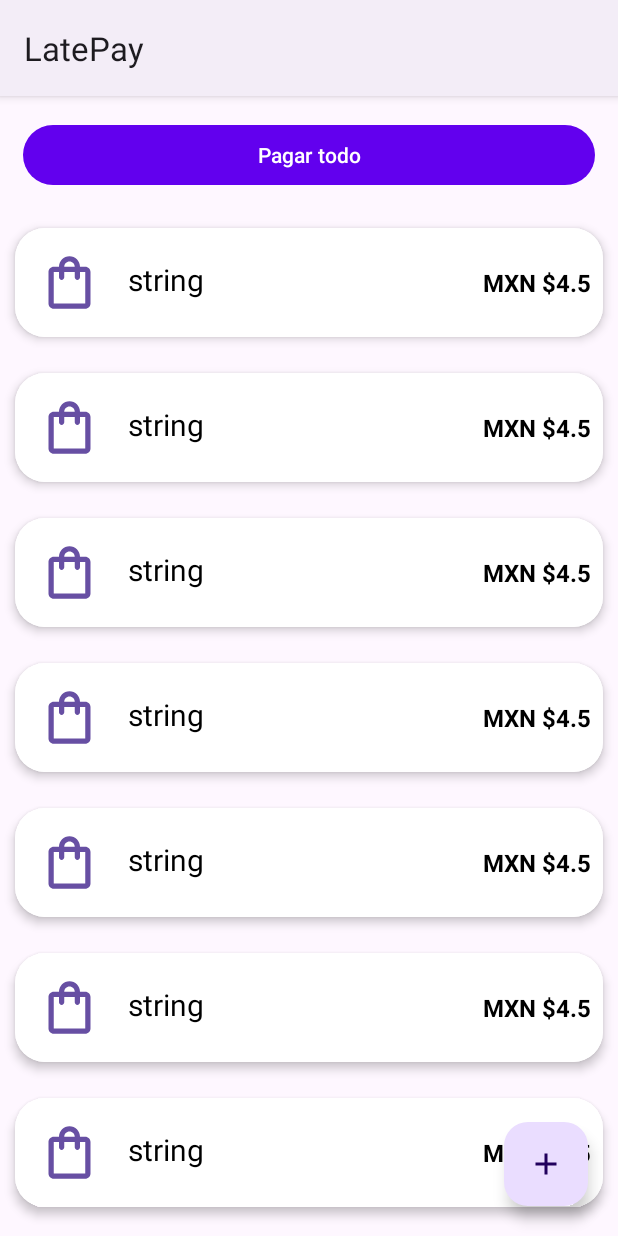
After one commit to rubensg2499/LatePay, an Android app: the deudas screen opened directly, with no data from a screen before it, on a phone screen of 412 x 824 dp. The commit adds this screen. Run offline under Robolectric (Android 15) with nearby library versions, the phone set to English and light mode, and no system bars; 1 statement that could not run was skipped.

Commit message:
v1.3.2 Se agregó la funcionalidad de listar productos.

```diff
--- a/app/src/main/AndroidManifest.xml
+++ b/app/src/main/AndroidManifest.xml
@@ -9,6 +9,9 @@
         android:roundIcon="@mipmap/ic_launcher_round"
         android:supportsRtl="true"
         android:theme="@style/Theme.LatePay">
+        <activity
+            android:name=".deudas"
+            android:exported="false" />
         <activity
             android:name=".actualizar_cliente"
             android:exported="false" />
--- /dev/null
+++ b/app/src/main/java/com/example/latepay/ListAdapterDebt.java
@@ -0,0 +1,67 @@
+package com.example.latepay;
+
+import android.content.Context;
+import android.graphics.Color;
+import android.graphics.PorterDuff;
+import android.view.LayoutInflater;
+import android.view.View;
+import android.view.ViewGroup;
+import android.widget.ImageView;
+import android.widget.TextView;
+
+import androidx.annotation.NonNull;
+import androidx.recyclerview.widget.RecyclerView;
+
+import java.util.List;
+
+public class ListAdapterDebt extends RecyclerView.Adapter<ListAdapterDebt.ViewHolder>{
+    private List<ListElementDebt> mdata;
+    private LayoutInflater mInflater;
+    private Context context;
+    final ListAdapterDebt.onItemClickListener listener;
+
+    public interface onItemClickListener{
+        void onItemClick(ListElementDebt item);
+    }
+
+    public ListAdapterDebt(List<ListElementDebt> itemList, Context context, ListAdapterDebt.onItemClickListener listener){
+        this.mInflater = LayoutInflater.from(context);
+        this.context = context;
+        this.mdata = itemList;
+        this.listener = listener;
+    }
+
+
+    @Override
+    public ListAdapterDebt.ViewHolder onCreateViewHolder(ViewGroup parent, int viewType) {
+        View view = mInflater.inflate(R.layout.list_element_debt, null);
+        return new ListAdapterDebt.ViewHolder(view);
+    }
+
+    @Override
+    public void onBindViewHolder(ListAdapterDebt.ViewHolder holder, int position) {
+        holder.bindData(mdata.get(position));
+    }
+    public void setItems(List<ListElementDebt> items){ mdata=items;}
+
+    @Override
+    public int getItemCount() { return mdata.size(); }
+
+    public class ViewHolder extends RecyclerView.ViewHolder{
+        ImageView iconImage;
+        TextView producto, precio;
+        ViewHolder(View itemView){
+            super(itemView);
+            iconImage = itemView.findViewById(R.id.iconImageViewDebt);
+            producto = itemView.findViewById(R.id.nombre_producto);
+            precio = itemView.findViewById(R.id.importe_producto);
+        }
+
+        void bindData(final ListElementDebt item){
+            iconImage.setColorFilter(Color.parseColor(item.getColor()), PorterDuff.Mode.SRC_IN);
+            producto.setText(item.getProduct());
+            precio.setText(String.valueOf(item.getPrice()));
+            itemView.setOnClickListener(view -> listener.onItemClick(item));
+        }
+    }
+}
--- a/app/src/main/java/com/example/latepay/ListElement.java
+++ b/app/src/main/java/com/example/latepay/ListElementCustomer.java
@@ -2,7 +2,7 @@ package com.example.latepay;
 
 import java.io.Serializable;
 
-public class ListElement implements Serializable {
+public class ListElementCustomer implements Serializable {
     public long customer_id;
     public String first_name;
     public String last_name;
@@ -13,7 +13,7 @@ public class ListElement implements Serializable {
     public String total_debt;
     public String color;
 
-    public ListElement(long customer_id, String first_name, String last_name, String phone, String email, String address, String created_date, String total_debt, String color) {
+    public ListElementCustomer(long customer_id, String first_name, String last_name, String phone, String email, String address, String created_date, String total_debt, String color) {
         this.customer_id = customer_id;
         this.first_name = first_name;
         this.last_name = last_name;
--- /dev/null
+++ b/app/src/main/java/com/example/latepay/ListElementDebt.java
@@ -0,0 +1,90 @@
+package com.example.latepay;
+
+public class ListElementDebt {
+    public long debt_id;
+    public String product;
+    public String price;
+    public String paid;
+    public String buy_date;
+    public String pay_date;
+    public long customer_id;
+    public String color;
+
+    public ListElementDebt(long debt_id, String product, String price, String paid, String buy_date, String pay_date, long customer_id, String color) {
+        this.debt_id = debt_id;
+        this.product = product;
+        this.price = price;
+        this.paid = paid;
+        this.buy_date = buy_date;
+        this.pay_date = pay_date;
+        this.customer_id = customer_id;
+        this.color = color;
+    }
+    public ListElementDebt(){
+
+    }
+
+    public long getDebt_id() {
+        return debt_id;
+    }
+
+    public void setDebt_id(long debt_id) {
+        this.debt_id = debt_id;
+    }
+
+    public String getProduct() {
+        return product;
+    }
+
+    public void setProduct(String product) {
+        this.product = product;
+    }
+
+    public String getPrice() {
+        return price;
+    }
+
+    public void setPrice(String price) {
+        this.price = price;
+    }
+
+    public String isPaid() {
+        return paid;
+    }
+
+    public void setPaid(String paid) {
+        this.paid = paid;
+    }
+
+    public String getBuy_date() {
+        return buy_date;
+    }
+
+    public void setBuy_date(String buy_date) {
+        this.buy_date = buy_date;
+    }
+
+    public String getPay_date() {
+        return pay_date;
+    }
+
+    public void setPay_date(String pay_date) {
+        this.pay_date = pay_date;
+    }
+
+    public long getCustomer_id() {
+        return customer_id;
+    }
+
+    public void setCustomer_id(long customer_id) {
+        this.customer_id = customer_id;
+    }
+
+    public String getColor() {
+        return color;
+    }
+
+    public void setColor(String color) {
+        this.color = color;
+    }
+}
--- /dev/null
+++ b/app/src/main/java/com/example/latepay/deudas.java
@@ -0,0 +1,48 @@
+package com.example.latepay;
+
+import androidx.appcompat.app.AlertDialog;
+import androidx.appcompat.app.AppCompatActivity;
+import androidx.recyclerview.widget.LinearLayoutManager;
+import androidx.recyclerview.widget.RecyclerView;
+
+import android.os.Bundle;
+import android.view.View;
+
+import java.util.ArrayList;
+import java.util.List;
+
+public class deudas extends AppCompatActivity {
+    List<ListElementDebt> elements;
+    @Override
+    protected void onCreate(Bundle savedInstanceState) {
+        super.onCreate(savedInstanceState);
+        setContentView(R.layout.activity_deudas);
+        ListElementCustomer element = (ListElementCustomer) getIntent().getSerializableExtra("ListElementCustomer");
+        this.setTitle(element.getFirst_name()+" "+element.getLast_name());
+        elements = new ArrayList<>();
+        for (int i = 0; i < 15; i++) {
+            elements.add(new ListElementDebt(
+                    1,"string","MXN $4.5","false","buy","pay",1,"#674FA3"
+            ));
+        }
+
+        ListAdapterDebt listAdapterDebt = new ListAdapterDebt(elements, this, item -> {
+            messageOptionDialog(item);
+        });
+        RecyclerView recyclerView = findViewById(R.id.list_deudas);
+        recyclerView.setHasFixedSize(true);
+        recyclerView.setLayoutManager(new LinearLayoutManager(this));
+        recyclerView.setAdapter(listAdapterDebt);
+    }
+
+    public void messageOptionDialog(ListElementDebt item){
+        AlertDialog.Builder builder = new AlertDialog.Builder(this);
+        builder.setMessage(R.string.confirmacion_hacer)
+                .setTitle(R.string.informacion);
+        builder.setPositiveButton(R.string.pagar_producto, (dialogInterface, i) -> dialogInterface.dismiss());
+        builder.setNegativeButton(R.string.editar_producto, (dialogInterface, i) -> dialogInterface.dismiss());
+        builder.setNeutralButton(R.string.cancelar, (dialogInterface, i) -> dialogInterface.dismiss());
+        AlertDialog dialog = builder.create();
+        dialog.show();
+    }
+}
--- /dev/null
+++ b/app/src/main/res/drawable/ic_add_white_24dp.xml
@@ -0,0 +1,9 @@
+<vector xmlns:android="http://schemas.android.com/apk/res/android"
+    android:width="24dp"
+    android:height="24dp"
+    android:viewportWidth="24"
+    android:viewportHeight="24">
+  <path
+      android:pathData="M19,13h-6v6h-2v-6H5v-2h6V5h2v6h6v2z"
+      android:fillColor="#FFFFFF"/>
+</vector>
--- /dev/null
+++ b/app/src/main/res/drawable/ic_shopping_bag_white_24dp.xml
@@ -0,0 +1,9 @@
+<vector xmlns:android="http://schemas.android.com/apk/res/android"
+    android:width="24dp"
+    android:height="24dp"
+    android:viewportWidth="24"
+    android:viewportHeight="24">
+  <path
+      android:pathData="M18,6h-2c0,-2.21 -1.79,-4 -4,-4S8,3.79 8,6H6C4.9,6 4,6.9 4,8v12c0,1.1 0.9,2 2,2h12c1.1,0 2,-0.9 2,-2V8C20,6.9 19.1,6 18,6zM12,4c1.1,0 2,0.9 2,2h-4C10,4.9 10.9,4 12,4zM18,20H6V8h2v2c0,0.55 0.45,1 1,1s1,-0.45 1,-1V8h4v2c0,0.55 0.45,1 1,1s1,-0.45 1,-1V8h2V20z"
+      android:fillColor="#FFFFFF"/>
+</vector>
--- /dev/null
+++ b/app/src/main/res/layout/activity_deudas.xml
@@ -0,0 +1,48 @@
+<?xml version="1.0" encoding="utf-8"?>
+<androidx.constraintlayout.widget.ConstraintLayout xmlns:android="http://schemas.android.com/apk/res/android"
+    xmlns:app="http://schemas.android.com/apk/res-auto"
+    xmlns:tools="http://schemas.android.com/tools"
+    android:layout_width="match_parent"
+    android:layout_height="match_parent"
+    tools:context=".deudas">
+
+    <Button
+        android:id="@+id/buttonDeuda"
+        android:layout_width="match_parent"
+        android:layout_height="wrap_content"
+        android:text="@string/pagar_todo"
+        android:layout_margin="15dp"
+        app:layout_constraintEnd_toEndOf="parent"
+        app:layout_constraintStart_toStartOf="parent"
+        app:layout_constraintTop_toTopOf="parent" />
+
+    <androidx.recyclerview.widget.RecyclerView
+        android:id="@+id/list_deudas"
+        android:layout_width="match_parent"
+        android:layout_height="match_parent"
+        android:layout_marginTop="76dp"
+        app:layout_constraintEnd_toEndOf="parent"
+        app:layout_constraintHorizontal_bias="0.0"
+        app:layout_constraintStart_toStartOf="parent"
+        app:layout_constraintTop_toBottomOf="@+id/buttonDeuda" />
+
+    <!--<Button
+        android:id="@+id/buttonAgregar"
+        android:layout_width="wrap_content"
+        android:layout_height="wrap_content"
+        android:layout_margin="20dp"
+        android:text="@string/agregar"
+        android:elevation="4dp"
+        app:layout_constraintBottom_toBottomOf="parent"
+        app:layout_constraintEnd_toEndOf="parent" />
+    -->
+    <com.google.android.material.floatingactionbutton.FloatingActionButton
+        android:id="@+id/agregar"
+        android:layout_width="wrap_content"
+        android:layout_height="wrap_content"
+        android:contentDescription="@string/agregar"
+        app:layout_constraintBottom_toBottomOf="parent"
+        app:layout_constraintEnd_toEndOf="parent"
+        android:layout_margin="20dp"
+        app:srcCompat="@drawable/ic_add_white_24dp" />
+</androidx.constraintlayout.widget.ConstraintLayout>
--- /dev/null
+++ b/app/src/main/res/layout/list_element_debt.xml
@@ -0,0 +1,76 @@
+<?xml version="1.0" encoding="utf-8"?>
+<androidx.cardview.widget.CardView xmlns:android="http://schemas.android.com/apk/res/android"
+    xmlns:app="http://schemas.android.com/apk/res-auto"
+    android:id="@+id/cv_debt"
+    android:layout_width="match_parent"
+    android:layout_height="wrap_content"
+    android:animateLayoutChanges="true"
+    app:cardCornerRadius="20dp"
+    app:cardElevation="4dp"
+    app:cardUseCompatPadding="true">
+
+    <LinearLayout
+        android:layout_width="match_parent"
+        android:layout_height="wrap_content"
+        android:animateLayoutChanges="true"
+        android:orientation="vertical"
+        android:background="@color/white"
+        >
+
+        <RelativeLayout
+            android:layout_width="match_parent"
+            android:layout_height="wrap_content"
+            android:orientation="horizontal"
+            android:padding="1dp">
+
+            <ImageView
+                android:id="@+id/iconImageViewDebt"
+                android:layout_width="70dp"
+                android:layout_height="70dp"
+                android:layout_alignParentStart="true"
+                android:layout_alignParentLeft="true"
+                android:layout_centerVertical="true"
+                android:layout_gravity="center"
+                android:paddingLeft="14dp"
+                android:paddingRight="14dp"
+                app:srcCompat="@drawable/ic_shopping_bag_white_24dp" />
+
+            <LinearLayout
+                android:id="@+id/linearLayoutDebt"
+                android:layout_width="wrap_content"
+                android:layout_height="wrap_content"
+                android:layout_alignParentTop="true"
+                android:layout_marginStart="4dp"
+                android:layout_marginLeft="4dp"
+                android:layout_marginTop="2dp"
+                android:layout_toEndOf="@id/iconImageViewDebt"
+                android:layout_toRightOf="@id/iconImageViewDebt"
+                android:orientation="vertical">
+
+                <TextView
+                    android:id="@+id/nombre_producto"
+                    android:layout_width="match_parent"
+                    android:layout_height="wrap_content"
+                    android:layout_marginTop="17dp"
+                    android:text="@string/txt_nombre"
+                    android:textColor="@color/black"
+                    android:textSize="20sp"
+                    android:textStyle="normal" />
+            </LinearLayout>
+
+            <TextView
+                android:id="@+id/importe_producto"
+                android:layout_width="wrap_content"
+                android:layout_height="wrap_content"
+                android:layout_alignParentEnd="true"
+                android:layout_alignParentRight="true"
+                android:layout_centerVertical="true"
+                android:layout_marginEnd="6dp"
+                android:layout_marginRight="6dp"
+                android:text="$00.00"
+                android:textColor="@color/black"
+                android:textSize="16dp"
+                android:textStyle="bold" />
+        </RelativeLayout>
+    </LinearLayout>
+</androidx.cardview.widget.CardView>
--- a/app/src/main/res/values/strings.xml
+++ b/app/src/main/res/values/strings.xml
@@ -16,7 +16,6 @@
     <string name="menu_actualizar_cliente">Actualizar cliente</string>
     <string name="menu_acerca_de">Acerca de</string>
     <string name="nombre_cliente">Ej. Cliente</string>
-
 
     <!--Nombres de las acciones-->
     <string name="guardar">Guardar</string>
@@ -54,5 +53,8 @@
     <string name="si">Sí</string>
     <string name="informacion">Información</string>
     <string name="action">Action</string>
-
+    <string name="pagar_producto">Pagar</string>
+    <string name="editar_producto">Editar</string>
+    <string name="pagar_todo">Pagar todo</string>
+    <string name="agregar">Agregar</string>
 </resources>
```
Also changed, not shown: app/src/main/java/com/example/latepay/ListAdapterCustomer.java (renamed from app/src/main/java/com/example/latepay/ListAdapter.java, +10 -10 lines), app/src/main/java/com/example/latepay/actualizar_cliente.java (+4 -4 lines), app/src/main/java/com/example/latepay/clientes.java (+12 -13 lines), app/src/main/res/drawable/ic_paid_white_24dp.xml (added, +9 -0 lines).
